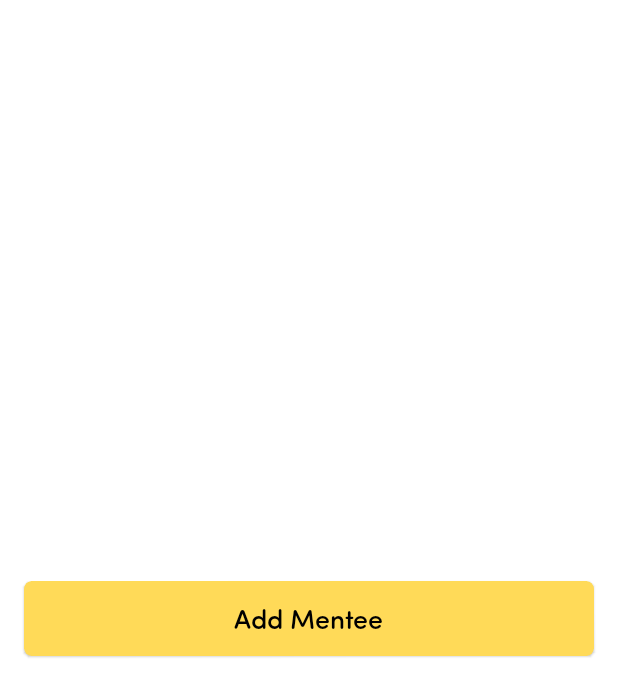
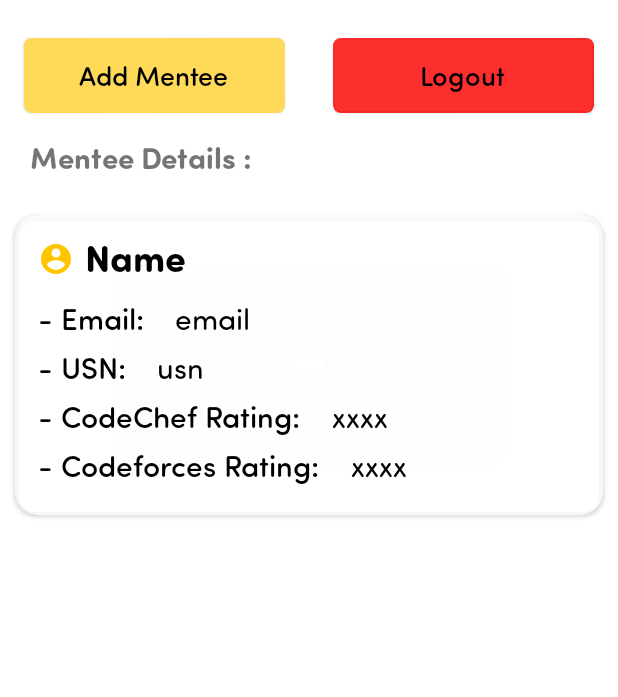
Before and after one commit to IC-Hack-Sanakaris/track-app, an Android app: the layout activity_add_mentee.xml on its own in the app's theme, with its tools: preview values and no code run, on a phone screen of 412 x 824 dp. Shown: the top 697 px of the screen. Run offline under Robolectric (Android 15) with nearby library versions, the phone set to English and light mode, and no system bars.

Commit message:
Added card layout and recycler view

```diff
--- a/app/src/main/java/dev/refox/trackapp/screens/AddMenteeActivity.kt
+++ b/app/src/main/java/dev/refox/trackapp/screens/AddMenteeActivity.kt
@@ -3,6 +3,8 @@ package dev.refox.trackapp.screens
 import android.content.Intent
 import android.os.Bundle
 import androidx.appcompat.app.AppCompatActivity
+import com.google.firebase.auth.FirebaseAuth
+import dev.refox.trackapp.auth.LoginActivity
 import dev.refox.trackapp.databinding.ActivityAddMenteeBinding
 
 class AddMenteeActivity : AppCompatActivity() {
@@ -15,7 +17,14 @@ class AddMenteeActivity : AppCompatActivity() {
         binding.btnAddMentee.setOnClickListener {
             startActivity(Intent(this, MenteeBasicDetailsActivity::class.java))
         }
+
+        binding.btnLogout.setOnClickListener {
+            FirebaseAuth.getInstance().signOut()
+            finish()
+            startActivity(Intent(this, LoginActivity::class.java))
+        }
     }
+
 
     override fun onBackPressed() {
         finishAffinity()
--- a/app/src/main/java/dev/refox/trackapp/screens/MenteeBasicDetailsActivity.kt
+++ b/app/src/main/java/dev/refox/trackapp/screens/MenteeBasicDetailsActivity.kt
@@ -42,6 +42,8 @@ class MenteeBasicDetailsActivity : AppCompatActivity() {
                     Toast.makeText(this, "Successfully Entered", Toast.LENGTH_SHORT).show()
                 }
 
+            } else {
+                Toast.makeText(this, "Please enter all details", Toast.LENGTH_SHORT).show()
             }
         }
     }
--- /dev/null
+++ b/app/src/main/res/drawable/ic_baseline_account_circle_24.xml
@@ -0,0 +1,5 @@
+<vector android:height="24dp" android:tint="#FFC400"
+    android:viewportHeight="24" android:viewportWidth="24"
+    android:width="24dp" xmlns:android="http://schemas.android.com/apk/res/android">
+    <path android:fillColor="@android:color/white" android:pathData="M12,2C6.48,2 2,6.48 2,12s4.48,10 10,10 10,-4.48 10,-10S17.52,2 12,2zM12,5c1.66,0 3,1.34 3,3s-1.34,3 -3,3 -3,-1.34 -3,-3 1.34,-3 3,-3zM12,19.2c-2.5,0 -4.71,-1.28 -6,-3.22 0.03,-1.99 4,-3.08 6,-3.08 1.99,0 5.97,1.09 6,3.08 -1.29,1.94 -3.5,3.22 -6,3.22z"/>
+</vector>
--- a/app/src/main/res/layout/activity_add_mentee.xml
+++ b/app/src/main/res/layout/activity_add_mentee.xml
@@ -12,12 +12,10 @@
         android:layout_height="50dp"
         android:layout_marginHorizontal="16dp"
         android:backgroundTint="@color/yellow"
+        android:layout_marginTop="25sp"
         app:cardCornerRadius="5dp"
-        app:layout_constraintBottom_toBottomOf="parent"
-        app:layout_constraintEnd_toEndOf="parent"
-        app:layout_constraintHorizontal_bias="0.5"
+        app:layout_constraintEnd_toStartOf="@id/btnLogout"
         app:layout_constraintStart_toStartOf="parent"
-
         app:layout_constraintTop_toTopOf="parent">
 
         <TextView
@@ -31,4 +29,53 @@
 
     </com.google.android.material.card.MaterialCardView>
 
+    <com.google.android.material.card.MaterialCardView
+        android:id="@+id/btnLogout"
+        android:layout_width="0dp"
+        android:layout_height="50dp"
+        android:layout_marginHorizontal="16dp"
+        android:backgroundTint="@color/red"
+        android:layout_marginTop="25dp"
+        app:cardCornerRadius="5dp"
+        app:layout_constraintEnd_toEndOf="parent"
+        app:layout_constraintStart_toEndOf="@id/btnAddMentee"
+        app:layout_constraintTop_toTopOf="parent">
+
+        <TextView
+            android:layout_width="wrap_content"
+            android:layout_height="wrap_content"
+            android:layout_gravity="center"
+            android:fontFamily="@font/sofiaprosoftmedium"
+            android:text="Logout"
+            android:textColor="@color/black"
+            android:textSize="18dp" />
+
+    </com.google.android.material.card.MaterialCardView>
+
+    <TextView
+        android:id="@+id/tvRecycler"
+        android:layout_width="wrap_content"
+        android:layout_height="wrap_content"
+        app:layout_constraintStart_toStartOf="parent"
+        app:layout_constraintTop_toBottomOf="@id/btnAddMentee"
+        android:text="Mentee Details : "
+        android:textSize="20sp"
+        android:fontFamily="@font/sofiaprosoftbold"
+        android:layout_marginStart="20dp"
+        android:layout_marginTop="15dp"
+        />
+
+
+    <androidx.recyclerview.widget.RecyclerView
+        android:layout_width="match_parent"
+        android:layout_height="wrap_content"
+        app:layout_constraintBottom_toBottomOf="parent"
+        app:layout_constraintEnd_toEndOf="parent"
+        app:layout_constraintHorizontal_bias="1.0"
+        android:layout_marginTop="15dp"
+        app:layout_constraintStart_toStartOf="parent"
+        app:layout_constraintTop_toBottomOf="@id/tvRecycler"
+        app:layout_constraintVertical_bias="0.0"
+        tools:listitem="@layout/mentee_details_card_layout" />
+
 </androidx.constraintlayout.widget.ConstraintLayout>
--- /dev/null
+++ b/app/src/main/res/layout/mentee_details_card_layout.xml
@@ -0,0 +1,168 @@
+<?xml version="1.0" encoding="utf-8"?>
+<androidx.constraintlayout.widget.ConstraintLayout xmlns:android="http://schemas.android.com/apk/res/android"
+    xmlns:app="http://schemas.android.com/apk/res-auto"
+    android:layout_width="match_parent"
+    android:layout_height="match_parent">
+
+    <androidx.cardview.widget.CardView
+        android:layout_width="match_parent"
+        android:layout_height="200dp"
+        android:backgroundTint="@color/light"
+        android:elevation="2dp"
+        android:layout_margin="10dp"
+        android:orientation="vertical"
+        android:outlineAmbientShadowColor="@color/black"
+        android:outlineSpotShadowColor="@color/black"
+        app:cardCornerRadius="15dp"
+        app:layout_constraintEnd_toEndOf="parent"
+        app:layout_constraintStart_toStartOf="parent"
+        app:layout_constraintTop_toTopOf="parent">
+
+        <LinearLayout
+            android:layout_width="match_parent"
+            android:layout_height="wrap_content"
+            android:orientation="vertical">
+
+            <LinearLayout
+                android:layout_width="wrap_content"
+                android:layout_height="wrap_content"
+                android:orientation="horizontal"
+                android:gravity=""
+                >
+
+                <ImageView
+                    android:layout_width="wrap_content"
+                    android:layout_height="wrap_content"
+                    android:src="@drawable/ic_baseline_account_circle_24"
+                    android:layout_marginTop="17dp"
+                    android:layout_marginLeft="15dp"
+                    />
+
+                <TextView
+                    android:layout_width="wrap_content"
+                    android:layout_height="wrap_content"
+                    android:layout_marginLeft="7dp"
+                    android:layout_marginTop="10dp"
+                    android:fontFamily="@font/sofiaprosoftbold"
+                    android:text="Name"
+                    android:textColor="@color/black"
+                    android:textSize="25sp" />
+
+
+            </LinearLayout>
+
+            <LinearLayout
+                android:layout_width="wrap_content"
+                android:layout_height="wrap_content"
+                android:orientation="horizontal">
+
+                <TextView
+                    android:layout_width="wrap_content"
+                    android:layout_height="wrap_content"
+                    android:layout_marginLeft="15dp"
+                    android:layout_marginTop="10dp"
+                    android:fontFamily="@font/sofiaprosoftmedium"
+                    android:text="- Email: "
+                    android:textColor="@color/black"
+                    android:textSize="20sp" />
+
+                <TextView
+                    android:layout_width="wrap_content"
+                    android:layout_height="wrap_content"
+                    android:layout_marginLeft="15dp"
+                    android:layout_marginTop="10dp"
+                    android:fontFamily="@font/sofiaprosoftregular"
+                    android:text="email"
+                    android:textColor="@color/black"
+                    android:textSize="20sp" />
+            </LinearLayout>
+
+
+            <LinearLayout
+                android:layout_width="wrap_content"
+                android:layout_height="wrap_content"
+                android:orientation="horizontal">
+
+                <TextView
+                    android:layout_width="wrap_content"
+                    android:layout_height="wrap_content"
+                    android:layout_marginLeft="15dp"
+                    android:layout_marginTop="5dp"
+                    android:fontFamily="@font/sofiaprosoftmedium"
+                    android:text="- USN: "
+                    android:textColor="@color/black"
+                    android:textSize="20sp" />
+
+                <TextView
+                    android:layout_width="wrap_content"
+                    android:layout_height="wrap_content"
+                    android:layout_marginLeft="15dp"
+                    android:layout_marginTop="5dp"
+                    android:fontFamily="@font/sofiaprosoftregular"
+                    android:text="usn"
+                    android:textColor="@color/black"
+                    android:textSize="20sp" />
+            </LinearLayout>
+
+
+            <LinearLayout
+                android:layout_width="wrap_content"
+                android:layout_height="wrap_content"
+                android:orientation="horizontal">
+
+                <TextView
+                    android:layout_width="wrap_content"
+                    android:layout_height="wrap_content"
+                    android:layout_marginLeft="15dp"
+                    android:layout_marginTop="5dp"
+                    android:fontFamily="@font/sofiaprosoftmedium"
+                    android:text="- CodeChef Rating: "
+                    android:textColor="@color/black"
+                    android:textSize="20sp" />
+
+                <TextView
+                    android:layout_width="wrap_content"
+                    android:layout_height="wrap_content"
+                    android:layout_marginLeft="15dp"
+                    android:layout_marginTop="5dp"
+                    android:fontFamily="@font/sofiaprosoftregular"
+                    android:text="xxxx"
+                    android:textColor="@color/black"
+                    android:textSize="20sp" />
+            </LinearLayout>
+
+
+            <LinearLayout
+                android:layout_width="wrap_content"
+                android:layout_height="wrap_content"
+                android:orientation="horizontal">
+
+
+                <TextView
+                    android:layout_width="wrap_content"
+                    android:layout_height="wrap_content"
+                    android:layout_marginLeft="15dp"
+                    android:layout_marginTop="5dp"
+                    android:fontFamily="@font/sofiaprosoftmedium"
+                    android:text="- Codeforces Rating: "
+                    android:textColor="@color/black"
+                    android:textSize="20sp" />
+
+                <TextView
+                    android:layout_width="wrap_content"
+                    android:layout_height="wrap_content"
+                    android:layout_marginLeft="15dp"
+                    android:layout_marginTop="5dp"
+                    android:fontFamily="@font/sofiaprosoftregular"
+                    android:text="xxxx"
+                    android:textColor="@color/black"
+                    android:textSize="20sp" />
+            </LinearLayout>
+
+
+        </LinearLayout>
+
+
+    </androidx.cardview.widget.CardView>
+
+</androidx.constraintlayout.widget.ConstraintLayout>
--- a/app/src/main/res/values/colors.xml
+++ b/app/src/main/res/values/colors.xml
@@ -9,4 +9,6 @@
     <color name="white">#FFFFFFFF</color>
     <color name="yellow">#FFDA58</color>
     <color name="orange">#E44000</color>
+    <color name="light">#D1FFFFFF</color>
+    <color name="red">#D1FC0000</color>
 </resources>
```
